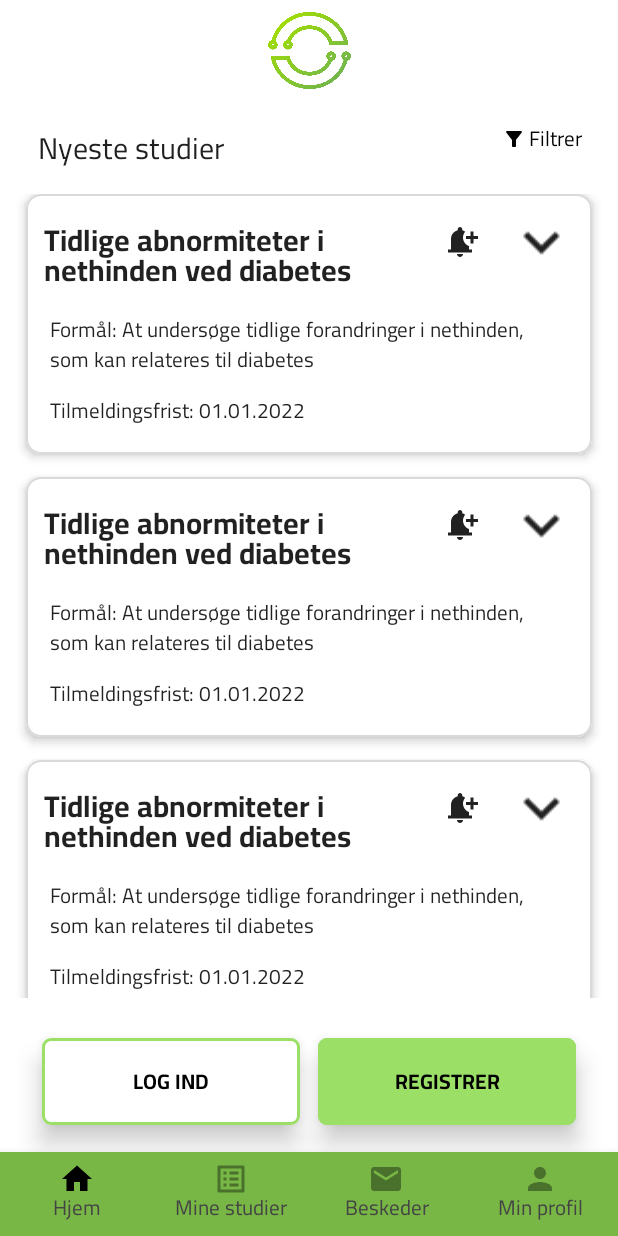
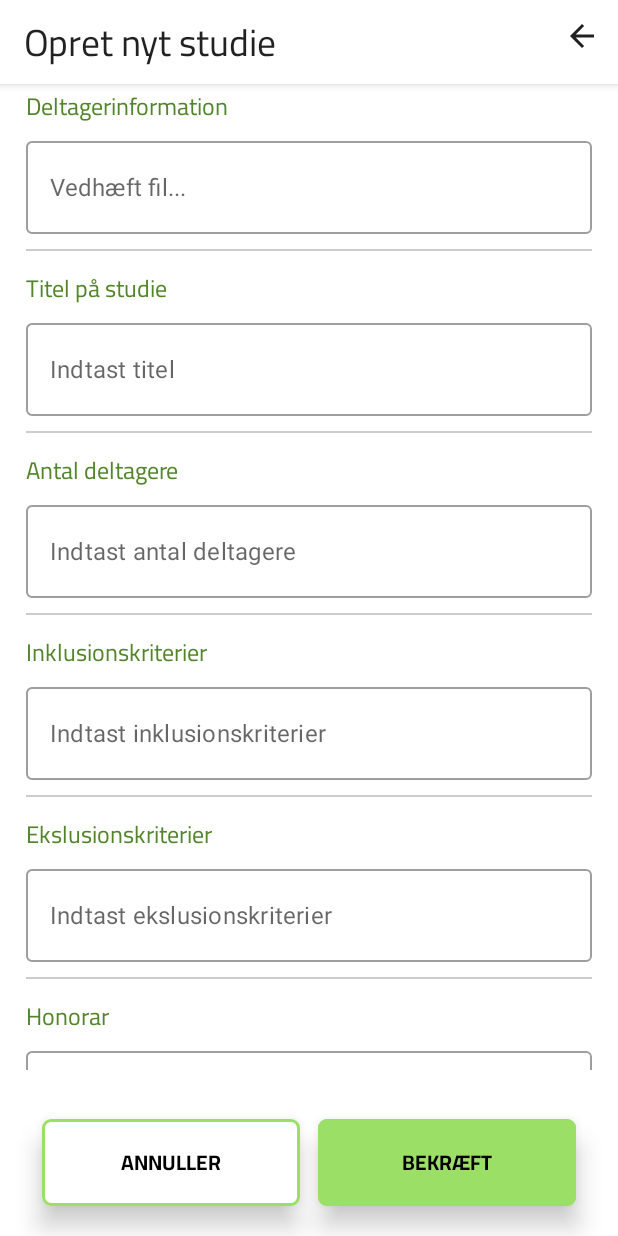
Before and after one commit to MarkBidstrup/PB1, an Android app built with Jetpack Compose: the screen it shows after launch (MainActivity), on a phone screen of 412 x 824 dp. Run offline under Robolectric (Android 15) with nearby library versions, the phone set to English and light mode, and no system bars.

Commit message:
Create trial screen (no drop down menus)

```diff
--- a/PB1ProbeApplication/app/src/main/java/com/example/pb1_probe_application/MainActivity.kt
+++ b/PB1ProbeApplication/app/src/main/java/com/example/pb1_probe_application/MainActivity.kt
@@ -24,21 +24,15 @@ class MainActivity : ComponentActivity() {
                     modifier = Modifier.fillMaxSize(),
                     color = MaterialTheme.colors.background
                 ) {
-//                    Greeting("Android")
-//                    EditProfileScreen("researcher")
 
-                       MainHome()
-                    //ProfileScreen("patient")
+//                       MainHome()
+                    CreateTrialScreen()
                 }
             }
         }
     }
 }
 
-@Composable
-fun Greeting(name: String) {
-    Text(text = "Hello $name!")
-}
 
 @Preview(showBackground = true)
 @Composable
--- a/PB1ProbeApplication/app/src/main/java/com/example/pb1_probe_application/data/Datasource.kt
+++ b/PB1ProbeApplication/app/src/main/java/com/example/pb1_probe_application/data/Datasource.kt
@@ -2,6 +2,7 @@ package com.example.pb1_probe_application.data
 
 import androidx.compose.ui.res.stringResource
 import com.example.pb1_probe_application.R
+import com.example.pb1_probe_application.model.CreateTrialField
 import com.example.pb1_probe_application.model.TrialState
 import com.example.pb1_probe_application.model.UserInfo
 import java.util.*
@@ -70,4 +71,26 @@ class Datasource() {
             ),
         )
     }
+
+    // TODO: fix state variables
+    fun loadCreateTrialList(): List<CreateTrialField> {
+        return listOf<CreateTrialField>(
+            CreateTrialField(R.string.deltagerinformation,R.string.vedhæftFil),
+            CreateTrialField(R.string.titelPåStudie,R.string.indtastTitel),
+            CreateTrialField(R.string.antalDeltagere,R.string.indtastDeltagere),
+            CreateTrialField(R.string.inklKriterier,R.string.indtastInklKriterier),
+            CreateTrialField(R.string.ekslKriterier,R.string.indtastEkslKriterier),
+            CreateTrialField(R.string.honorar,R.string.indtastHonorar),
+            CreateTrialField(R.string.lokationer,R.string.indtastLokationer),
+            CreateTrialField(R.string.kørselsgodtgørelse,R.string.indtastKørselsgodtgørelse),
+            CreateTrialField(R.string.transport,R.string.tilbydesTransport),
+            CreateTrialField(R.string.tabtArbejdsfortjeneste,R.string.tilbydesTabtArbejdsfortjeneste),
+            CreateTrialField(R.string.projektetsVarighed,R.string.indtastVarighed),
+            CreateTrialField(R.string.antalBesøg,R.string.indtastAntalBesøg),
+            CreateTrialField(R.string.længdeAfHvertBesøg,R.string.indtastLængdeAfHvertBesøg),
+            CreateTrialField(R.string.forventetAfslutningsdato,R.string.indtastAfslutningsdato),
+            CreateTrialField(R.string.datoForSvar,R.string.indtastDatoForSvar),
+            CreateTrialField(R.string.diagnoseSymptomer,R.string.vælgDiagnoseSymptomer)
+            )
+    }
 }
--- /dev/null
+++ b/PB1ProbeApplication/app/src/main/java/com/example/pb1_probe_application/model/CreateTrialField.kt
@@ -0,0 +1,8 @@
+package com.example.pb1_probe_application.model
+
+import androidx.annotation.StringRes
+
+data class CreateTrialField(
+    @StringRes val StringResourceHeading: Int,
+    @StringRes val StringResourceFieldText: Int
+)
--- /dev/null
+++ b/PB1ProbeApplication/app/src/main/java/com/example/pb1_probe_application/ui/CreateTrialScreen.kt
@@ -0,0 +1,152 @@
+package com.example.pb1_probe_application.ui
+
+import androidx.annotation.StringRes
+import androidx.compose.foundation.background
+import androidx.compose.foundation.layout.*
+import androidx.compose.foundation.lazy.LazyColumn
+import androidx.compose.foundation.lazy.items
+import androidx.compose.foundation.text.KeyboardActions
+import androidx.compose.foundation.text.KeyboardOptions
+import androidx.compose.material.*
+import androidx.compose.material.icons.Icons
+import androidx.compose.material.icons.filled.ArrowBack
+import androidx.compose.runtime.*
+import androidx.compose.ui.Alignment
+import androidx.compose.ui.Modifier
+import androidx.compose.ui.focus.FocusManager
+import androidx.compose.ui.platform.LocalContext
+import androidx.compose.ui.platform.LocalFocusManager
+import androidx.compose.ui.res.stringResource
+import androidx.compose.ui.text.input.ImeAction
+import androidx.compose.ui.text.input.KeyboardType
+import androidx.compose.ui.tooling.preview.Preview
+import androidx.compose.ui.unit.dp
+import androidx.navigation.NavController
+import androidx.navigation.NavGraph
+import androidx.navigation.NavGraph.Companion.findStartDestination
+import androidx.navigation.NavHostController
+import androidx.navigation.Navigation
+import androidx.navigation.compose.NavHost
+import androidx.navigation.compose.rememberNavController
+import com.example.pb1_probe_application.R
+import com.example.pb1_probe_application.data.Datasource
+import com.example.pb1_probe_application.model.CreateTrialField
+import com.example.pb1_probe_application.model.Role
+import com.example.pb1_probe_application.model.Route
+import com.example.pb1_probe_application.model.UserInfo
+import com.example.pb1_probe_application.ui.theme.TextColorGreen
+import com.example.pb1_probe_application.ui.theme.TextColorRed
+import com.example.pb1_probe_application.ui.theme.Typography
+
+@Composable
+fun CreateTrialScreen() {
+
+    val focusManager = LocalFocusManager.current
+
+    CreateTrialList(createTrialList = Datasource().loadCreateTrialList(), focusManager = focusManager)
+}
+
+@Composable
+fun CreateTrialList(createTrialList: List<CreateTrialField>, focusManager: FocusManager, modifier: Modifier = Modifier) {
+
+    Scaffold(
+        topBar = {
+
+            TopAppBar(
+                modifier = Modifier.fillMaxWidth(),
+                title = { Text(stringResource(R.string.opretNytStudie), style = Typography.h1, ) },
+                backgroundColor = MaterialTheme.colors.onPrimary)
+            Row(modifier = Modifier.fillMaxWidth(), verticalAlignment = Alignment.CenterVertically, horizontalArrangement = Arrangement.End) {
+                IconButton(
+                    onClick = {
+//                         navController.navigate("Profile")
+
+                    }) {
+                    Icon(
+
+                        Icons.Default.ArrowBack,
+                        contentDescription = "back",
+                    )
+                }
+            }
+        },
+        content = {
+            Column(modifier = Modifier.padding(bottom = 0.dp)) {
+                LazyColumn (
+                    modifier = Modifier
+                        .background(MaterialTheme.colors.background)
+                        .weight(4f)) {
+                    items(createTrialList) { CreateTrialField ->
+                        CreateTrialField(
+                            createTrialField = CreateTrialField,
+                            keyboardOptions = KeyboardOptions.Default.copy(
+                                keyboardType = KeyboardType.Text,
+                                imeAction = ImeAction.Done
+                            ),
+                            keyboardActions = KeyboardActions(
+                                onDone = { focusManager.clearFocus() }
+                            )
+                        )
+                        if (!(createTrialList.lastIndexOf(element = CreateTrialField) == createTrialList.lastIndex)) {
+                            Divider(
+                                modifier = Modifier.padding(start = 17.dp, end = 17.dp, bottom = 10.dp, top = 10.dp),
+                                thickness = 1.dp,
+                                color = androidx.compose.ui.graphics.Color.LightGray
+                            )
+                        }
+                    }
+                }
+                Spacer(modifier = Modifier.weight(.2f))
+                Row(
+                    horizontalArrangement = Arrangement.Center,
+                    modifier = Modifier
+                        .padding(bottom = 20.dp)
+                        .align(Alignment.CenterHorizontally)
+                ) {
+                    LoginButton(onClick = {}, R.string.annuller, false)
+                    LoginButton(onClick = {}, R.string.bekræft, true)
+                }
+            }
+        },
+    )
+
+}
+
+
+
+@Composable
+fun CreateTrialField(
+    createTrialField: CreateTrialField,
+    keyboardOptions: KeyboardOptions,
+    keyboardActions: KeyboardActions,
+    modifier: Modifier = Modifier) {
+
+    var input by remember { mutableStateOf("") }
+
+    Column {
+        Text(
+            text = LocalContext.current.getString(createTrialField.StringResourceHeading),
+            modifier = Modifier.padding(start = 17.dp),
+            style = MaterialTheme.typography.body1,
+            color = TextColorGreen
+        )
+        OutlinedTextField(
+            value = input,
+            singleLine = true,
+            label = { Text(text = LocalContext.current.getString(createTrialField.StringResourceFieldText)) },
+            modifier = Modifier
+                .fillMaxWidth()
+                .padding(start = 17.dp, end = 17.dp),
+            onValueChange = { input = it },
+            textStyle = Typography.body1,
+            keyboardOptions = keyboardOptions,
+            keyboardActions = keyboardActions
+        )
+    }
+}
+
+@Preview
+@Composable
+private fun ProfileUserScreenPreview() {
+    EditUserInfoList(userInfoList = Datasource().loadProfilePatientInfo(), focusManager = LocalFocusManager.current)
+}
--- a/PB1ProbeApplication/app/src/main/res/values/strings.xml
+++ b/PB1ProbeApplication/app/src/main/res/values/strings.xml
@@ -80,4 +80,41 @@
     <string name="logInd">LOG IND</string>
     <string name="registrer">REGISTRER</string>
 
+    <!--Create Trial Strings-->
+    <string name="opretNytStudie">Opret nyt studie</string>
+    <string name="annuller">ANNULLER</string>
+    <string name="bekræft">BEKRÆFT</string>
+    <string name="deltagerinformation">Deltagerinformation</string>
+    <string name="vedhæftFil">Vedhæft fil...</string>
+    <string name="titelPåStudie">Titel på studie</string>
+    <string name="indtastTitel">Indtast titel</string>
+    <string name="antalDeltagere">Antal deltagere</string>
+    <string name="indtastDeltagere">Indtast antal deltagere</string>
+    <string name="inklKriterier">Inklusionskriterier</string>
+    <string name="indtastInklKriterier">Indtast inklusionskriterier</string>
+    <string name="ekslKriterier">Ekslusionskriterier</string>
+    <string name="indtastEkslKriterier">Indtast ekslusionskriterier</string>
+    <string name="honorar">Honorar</string>
+    <string name="indtastHonorar">Indtast honorar</string>
+    <string name="lokationer">Lokation(er)</string>
+    <string name="indtastLokationer">Indtast lokation(er)</string>
+    <string name="kørselsgodtgørelse">Kørselsgodtgørelse</string>
+    <string name="indtastKørselsgodtgørelse">Indtast kørselsgodtgørelse</string>
+    <string name="transport">Transport</string>
+    <string name="tilbydesTransport">Tilbydes transport?</string>
+    <string name="tabtArbejdsfortjeneste">Tabt arbejdsfortjeneste</string>
+    <string name="tilbydesTabtArbejdsfortjeneste">Tilbydes tabt arbejdsfortjeneste?</string>
+    <string name="projektetsVarighed">Projektets varighed</string>
+    <string name="indtastVarighed">Indtast varighed</string>
+    <string name="antalBesøg">Antal besøg</string>
+    <string name="indtastAntalBesøg">Indtast antal besøg</string>
+    <string name="længdeAfHvertBesøg">Længde af hvert besøg</string>
+    <string name="indtastLængdeAfHvertBesøg">Indtast længde af hvert besøg</string>
+    <string name="forventetAfslutningsdato">Forventet afslutningsdato</string>
+    <string name="indtastAfslutningsdato">Indtast afslutningsdato</string>
+    <string name="datoForSvar">Dato for svar</string>
+    <string name="indtastDatoForSvar">Indtast dato for svar</string>
+    <string name="diagnoseSymptomer">Diagnose / symptomer</string>
+    <string name="vælgDiagnoseSymptomer">Vælg diagnose / symptomer</string>
+
 </resources>
```
